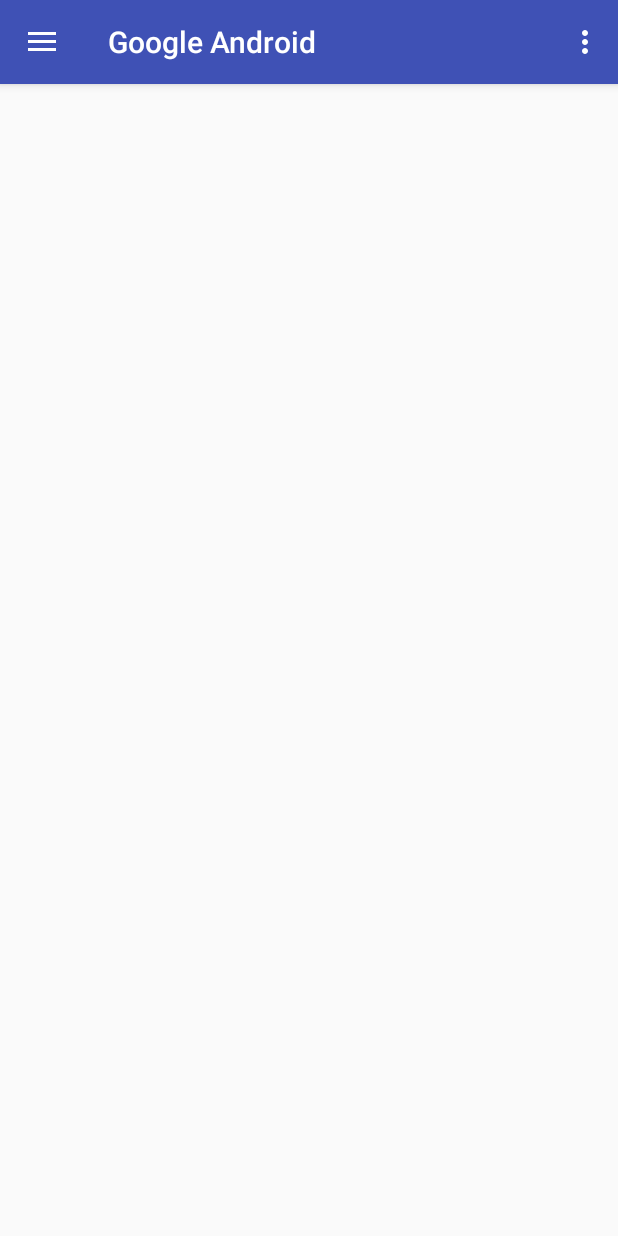
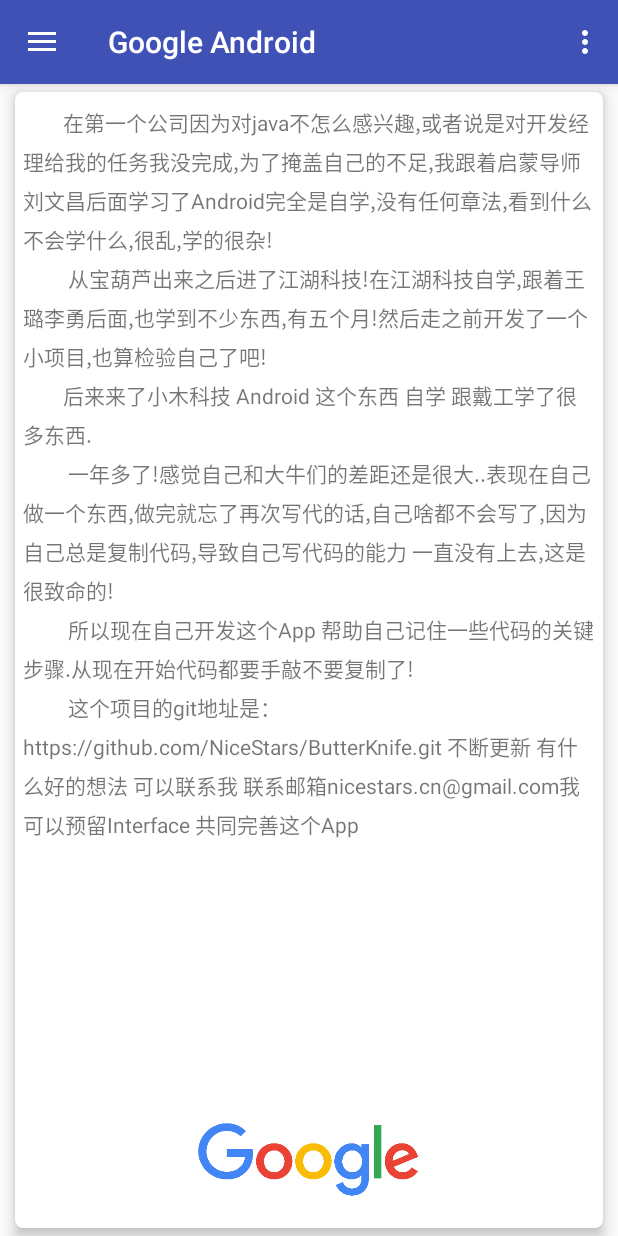
Before and after one commit to NiceStars/ButterKnife, an Android app: the screen it shows after launch (HomeActivity), on a phone screen of 412 x 824 dp. Run offline under Robolectric (Android 15) with nearby library versions, the phone set to English and light mode, and no system bars.

```diff
--- a/app/src/main/java/adapter/CardViewAdapter.java
+++ b/app/src/main/java/adapter/CardViewAdapter.java
@@ -48,15 +48,12 @@ public class CardViewAdapter extends RecyclerView.Adapter<CardViewAdapter.MyView
         holder.card_view.setOnClickListener(new View.OnClickListener() {
             @Override
             public void onClick(View view) {
-                if (position==3){
 
-
-                }else{
                     Intent i=new Intent();
                     i.putExtra("position",position);
                     i.setClass(context, ContentActivity.class);
                     context.startActivity(i);
-                }
+
             }
         });
 
--- a/app/src/main/java/com/butterknife/ContentActivity.java
+++ b/app/src/main/java/com/butterknife/ContentActivity.java
@@ -19,7 +19,7 @@ public class ContentActivity extends AppCompatActivity {
 
     @BindView(R.id.content_iv)
     MyZoomImageView contentIv;
-    private int[] res = new int[]{R.mipmap.recycleview,R.mipmap.cardview,R.mipmap.butterknife};
+    private int[] res = new int[]{R.mipmap.recycleview,R.mipmap.cardview,R.mipmap.butterknife,R.mipmap.intent};
 
     @Override
     protected void onCreate(@Nullable Bundle savedInstanceState) {
--- a/app/src/main/java/com/butterknife/HomeActivity.java
+++ b/app/src/main/java/com/butterknife/HomeActivity.java
@@ -1,6 +1,7 @@
 package com.butterknife;
 
 import android.content.Intent;
+import android.net.Uri;
 import android.os.Bundle;
 import android.support.design.widget.FloatingActionButton;
 import android.support.design.widget.Snackbar;
@@ -56,10 +57,17 @@ public class HomeActivity extends AppCompatActivity
     public boolean onOptionsItemSelected(MenuItem item) {
 
         int id = item.getItemId();
+        if (id == R.id.github) {
+            //链接至github 调用系统浏览器
+            Intent intent = new Intent();
+            intent.setAction("android.intent.action.VIEW");
+            Uri url = Uri.parse("https://github.com/NiceStars/ButterKnife");
+            intent.setData(url);
+            startActivity(intent);
+        } else if (id == R.id.java) {
 
-
-        if (id == R.id.action_settings) {
-            return true;
+        } else if (id == R.id.android) {
+            startActivity(new Intent(HomeActivity.this, MainActivity.class));
         }
 
         return super.onOptionsItemSelected(item);
@@ -68,7 +76,7 @@ public class HomeActivity extends AppCompatActivity
     @SuppressWarnings("StatementWithEmptyBody")
     @Override
     public boolean onNavigationItemSelected(MenuItem item) {
-        // Handle navigation view item clicks here.
+
         int id = item.getItemId();
 
         if (id == R.id.nav_camera) {
--- a/app/src/main/java/com/butterknife/MainActivity.java
+++ b/app/src/main/java/com/butterknife/MainActivity.java
@@ -28,8 +28,8 @@ public class MainActivity extends AppCompatActivity {
 
     private CardViewAdapter cardViewAdapter;
 
-    private String[] title = new String[]{"RecycleView的使用", "Cardview的使用", "控件注解框架的使用", "天气预报小工具"};
-    private String[] message = new String[]{"", "", "", ""};
+    private String[] title = new String[]{"RecycleView的使用", "Cardview的使用", "控件注解框架的使用", "链接至手机浏览器"};
+    private String[] message = new String[]{"RecycleView使用的基本步骤 get", "Cardview使用的基本步骤 get", "", ""};
 
     @Override
     protected void onCreate(Bundle savedInstanceState) {
--- a/app/src/main/res/layout/content_home.xml
+++ b/app/src/main/res/layout/content_home.xml
@@ -5,12 +5,40 @@
     android:id="@+id/content_home"
     android:layout_width="match_parent"
     android:layout_height="match_parent"
-    android:paddingBottom="@dimen/activity_vertical_margin"
-    android:paddingLeft="@dimen/activity_horizontal_margin"
-    android:paddingRight="@dimen/activity_horizontal_margin"
-    android:paddingTop="@dimen/activity_vertical_margin"
     app:layout_behavior="@string/appbar_scrolling_view_behavior"
     tools:context="com.butterknife.HomeActivity"
     tools:showIn="@layout/app_bar_home">
 
+    <android.support.v7.widget.CardView
+        android:layout_width="match_parent"
+        android:layout_height="match_parent"
+        android:layout_marginBottom="5dp"
+        android:layout_marginLeft="10dp"
+        android:layout_marginRight="10dp"
+        android:layout_marginTop="5dp"
+        app:cardCornerRadius="5dp"
+        app:cardElevation="5dp">
+
+        <TextView
+            android:layout_width="wrap_content"
+            android:layout_height="wrap_content"
+            android:lineSpacingExtra="5dp"
+            android:maxEms="25"
+            android:maxLines="30"
+            android:paddingLeft="5dp"
+            android:paddingRight="5dp"
+            android:paddingTop="10dp"
+            android:text="@string/readme"
+            android:textSize="14dp" />
+
+        <ImageView
+            android:layout_width="match_parent"
+            android:layout_height="50dp"
+            android:layout_gravity="bottom|right"
+            android:src="@mipmap/faith"
+            android:layout_marginBottom="20dp"/>
+
+
+    </android.support.v7.widget.CardView>
+
 </RelativeLayout>
--- a/app/src/main/res/layout/main_items.xml
+++ b/app/src/main/res/layout/main_items.xml
@@ -12,7 +12,6 @@
         android:layout_marginLeft="5dp"
         android:layout_marginRight="5dp"
         android:layout_marginTop="5dp"
-        android:background="@color/colorPrimary"
         app:cardCornerRadius="10dp"
         app:cardElevation="5dp">
 
--- a/app/src/main/res/menu/home.xml
+++ b/app/src/main/res/menu/home.xml
@@ -2,8 +2,39 @@
 <menu xmlns:android="http://schemas.android.com/apk/res/android"
     xmlns:app="http://schemas.android.com/apk/res-auto">
     <item
-        android:id="@+id/action_settings"
+        android:id="@+id/github"
         android:orderInCategory="100"
-        android:title="@string/action_settings"
+        android:title="@string/github"
         app:showAsAction="never" />
+    <item
+        android:id="@+id/java"
+        android:orderInCategory="100"
+        android:title="@string/java"
+        app:showAsAction="never" />
+    <item
+        android:id="@+id/android"
+        android:orderInCategory="100"
+        android:title="@string/android"
+        app:showAsAction="never" />
+    <item
+        android:id="@+id/php"
+        android:orderInCategory="100"
+        android:title="@string/php"
+        app:showAsAction="never" />
+    <item
+        android:id="@+id/html"
+        android:orderInCategory="100"
+        android:title="@string/html"
+        app:showAsAction="never" />
+    <item
+        android:id="@+id/ps"
+        android:orderInCategory="100"
+        android:title="@string/ps"
+        app:showAsAction="never" />
+    <item
+        android:id="@+id/server"
+        android:orderInCategory="100"
+        android:title="@string/server"
+        app:showAsAction="never" />
+
 </menu>
--- a/app/src/main/res/values/strings.xml
+++ b/app/src/main/res/values/strings.xml
@@ -8,4 +8,19 @@
 
     <string name="action_settings">Settings</string>
 
+    <string name="readme"> \t \t在第一个公司因为对java不怎么感兴趣,或者说是对开发经理给我的任务我没完成,为了掩盖自己的不足,我跟着启蒙导师刘文昌后面学习了Android完全是自学,没有任何章法,看到什么不会学什么,很乱,学的很杂!
+         \n\t\t 从宝葫芦出来之后进了江湖科技!在江湖科技自学,跟着王璐李勇后面,也学到不少东西,有五个月!然后走之前开发了一个小项目,也算检验自己了吧!
+        \n\t\t后来来了小木科技  Android 这个东西  自学  跟戴工学了很多东西.
+        \n\t\t   一年多了!感觉自己和大牛们的差距还是很大..表现在自己做一个东西,做完就忘了再次写代的话,自己啥都不会写了,因为自己总是复制代码,导致自己写代码的能力 一直没有上去,这是很致命的!
+         \n\t\t 所以现在自己开发这个App  帮助自己记住一些代码的关键步骤.从现在开始代码都要手敲不要复制了!
+         \n\t\t 这个项目的git地址是：https://github.com/NiceStars/ButterKnife.git 不断更新 有什么好的想法  可以联系我  联系邮箱nicestars.cn@gmail.com我可以预留Interface  共同完善这个App
+    </string>
+    <string name="github">链接至GitHub</string>
+    <string name="java">Java</string>
+    <string name="android">Android</string>
+    <string name="php">PHP</string>
+    <string name="html">HTML</string>
+    <string name="ps">Ps</string>
+    <string name="server">服务器</string>
+
 </resources>
```
Also changed, not shown: app/src/main/res/mipmap-xxhdpi/intent.png (added), app/src/main/res/mipmap-xxxhdpi/intent.png (added).
